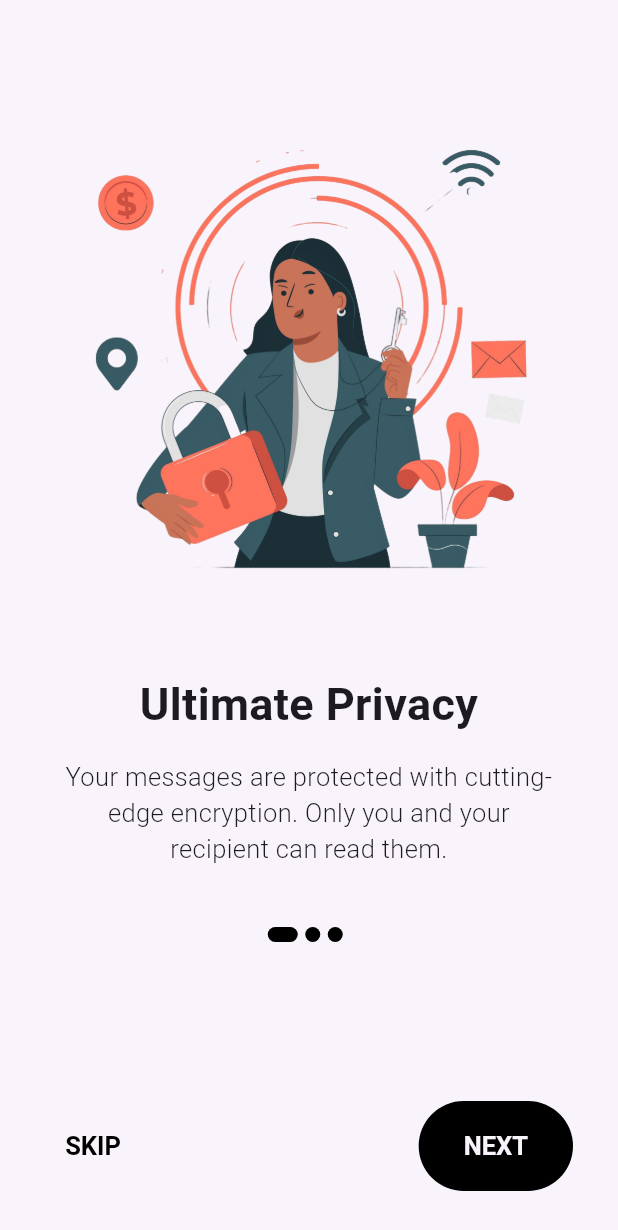
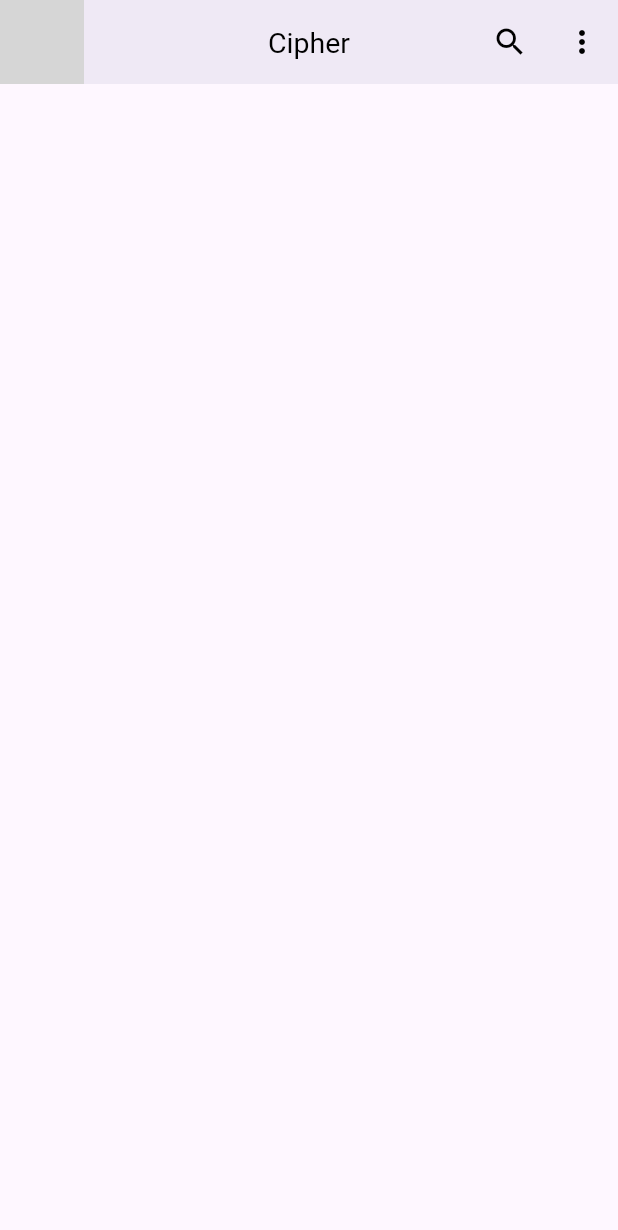
Before and after one commit to fortunatefogy/Cipher-RealtimeChatApp, a Flutter app: the screen it shows after launch, on a phone screen of 412 x 824 dp. Shown: the top 1230 px of the screen. Run offline on Flutter 3.47's test engine with Material 3 defaults, Android fonts, the phone set to English and light mode, and no system bars; Roboto replaces fonts that are missing (Mulish); grey boxes are pictures that could not be loaded.

Commit message:
onboarding complete

```diff
--- a/lib/main.dart
+++ b/lib/main.dart
@@ -1,4 +1,5 @@
-import 'package:cipher/onboarding_screen.dart';
+// import 'package:cipher/onboarding_screen.dart';
+import 'package:cipher/screens/home_screen.dart';
 import 'package:flutter/material.dart';
 
 void main() {
@@ -7,33 +8,25 @@ void main() {
 
 class MyApp extends StatelessWidget {
   const MyApp({super.key});
-
-  // This widget is the root of your application.
   @override
   Widget build(BuildContext context) {
     return MaterialApp(
       debugShowCheckedModeBanner: false,
-      title: 'Flutter Demo',
+      title: 'Cipher',
       theme: ThemeData(
-        // This is the theme of your application.
-        //
-        // TRY THIS: Try running your application with "flutter run". You'll see
-        // the application has a purple toolbar. Then, without quitting the app,
-        // try changing the seedColor in the colorScheme below to Colors.green
-        // and then invoke "hot reload" (save your changes or press the "hot
-        // reload" button in a Flutter-supported IDE, or press "r" if you used
-        // the command line to start the app).
-        //
-        // Notice that the counter didn't reset back to zero; the application
-        // state is not lost during the reload. To reset the state, use hot
-        // restart instead.
-        //
-        // This works for code too, not just values: Most code changes can be
-        // tested with just a hot reload.
-        colorScheme: ColorScheme.fromSeed(seedColor: Colors.deepPurple),
-        useMaterial3: true,
+        appBarTheme: const AppBarTheme(
+            centerTitle: true,
+            elevation: 2,
+            iconTheme: IconThemeData(
+              color: Colors.black,
+            ),
+            titleTextStyle: TextStyle(
+                color: Colors.black,
+                fontWeight: FontWeight.normal,
+                fontSize: 19),
+            backgroundColor: Color(0xFFF9F4FB)),
       ),
-      home: OnboardingScreen(),
+      home: HomeScreen(),
     );
   }
 }
--- a/lib/onboarding_screen.dart
+++ b/lib/onboarding_screen.dart
@@ -1,8 +1,9 @@
-// ignore_for_file: sort_child_properties_last
+// ignore_for_file: sort_child_properties_last, use_super_parameters
 
 import 'package:cipher/onboarding_contents.dart';
 import 'package:cipher/size_config.dart';
 import 'package:flutter/material.dart';
+import 'package:flutter/services.dart';
 
 class OnboardingScreen extends StatefulWidget {
   const OnboardingScreen({Key? key}) : super(key: key);
@@ -18,6 +19,13 @@ class _OnboardingScreenState extends State<OnboardingScreen> {
   void initState() {
     _controller = PageController();
     super.initState();
+    SystemChrome.setEnabledSystemUIMode(SystemUiMode.immersiveSticky);
+  }
+
+  @override
+  void dispose() {
+    SystemChrome.setEnabledSystemUIMode(SystemUiMode.edgeToEdge);
+    super.dispose();
   }
 
   int _currentPage = 0;
@@ -123,7 +131,7 @@ class _OnboardingScreenState extends State<OnboardingScreen> {
                             onPressed: () {},
                             child: const Text(
                               "START",
-                              style: TextStyle(color: Color(0xFFF9F4FB),fontSize: 17,fontWeight: FontWeight.w600),
+                              style: TextStyle(color: Color(0xFFF9F4FB),fontSize: 15,fontWeight: FontWeight.w600),
                             ),
                             style: ElevatedButton.styleFrom(
                               backgroundColor: Colors.black,
@@ -151,7 +159,7 @@ class _OnboardingScreenState extends State<OnboardingScreen> {
                                 },
                                 child: const Text(
                                   "SKIP",
-                                  style: TextStyle(color: Colors.black,fontSize: 17,fontWeight: FontWeight.w600),
+                                  style: TextStyle(color: Colors.black,fontSize: 15,fontWeight: FontWeight.w600),
                                 ),
                                 style: TextButton.styleFrom(
                                   elevation: 0,
@@ -170,7 +178,7 @@ class _OnboardingScreenState extends State<OnboardingScreen> {
                                 },
                                 child: const Text(
                                   "NEXT",
-                                  style: TextStyle(color: Color(0xFFF9F4FB),fontSize: 17,fontWeight: FontWeight.w600),
+                                  style: TextStyle(color: Color(0xFFF9F4FB),fontSize: 15,fontWeight: FontWeight.w600),
                                 ),
                                 style: ElevatedButton.styleFrom(
                                   backgroundColor: Colors.black,
--- /dev/null
+++ b/lib/screens/home_screen.dart
@@ -0,0 +1,31 @@
+// ignore_for_file: unused_import
+import 'package:flutter/material.dart';
+
+class HomeScreen extends StatefulWidget {
+  const HomeScreen({super.key});
+
+  @override
+  State<HomeScreen> createState() => _HomeScreenState();
+}
+
+class _HomeScreenState extends State<HomeScreen> {
+  @override
+  Widget build(BuildContext context) {
+    return Scaffold(
+      appBar: AppBar(
+        leading: Image(image: AssetImage('assets/icon/logo.png')),
+        title: const Text('Cipher'),
+        actions: [
+          IconButton(
+            onPressed: () {},
+            icon: Icon(Icons.search),
+          ),
+          IconButton(
+            onPressed: () {},
+            icon: Icon(Icons.more_vert),
+          ),
+        ],
+      ),
+    );
+  }
+}
```
Also changed, not shown: pubspec.yaml (+3 -65 lines), pubspec.lock, 2 other files.
